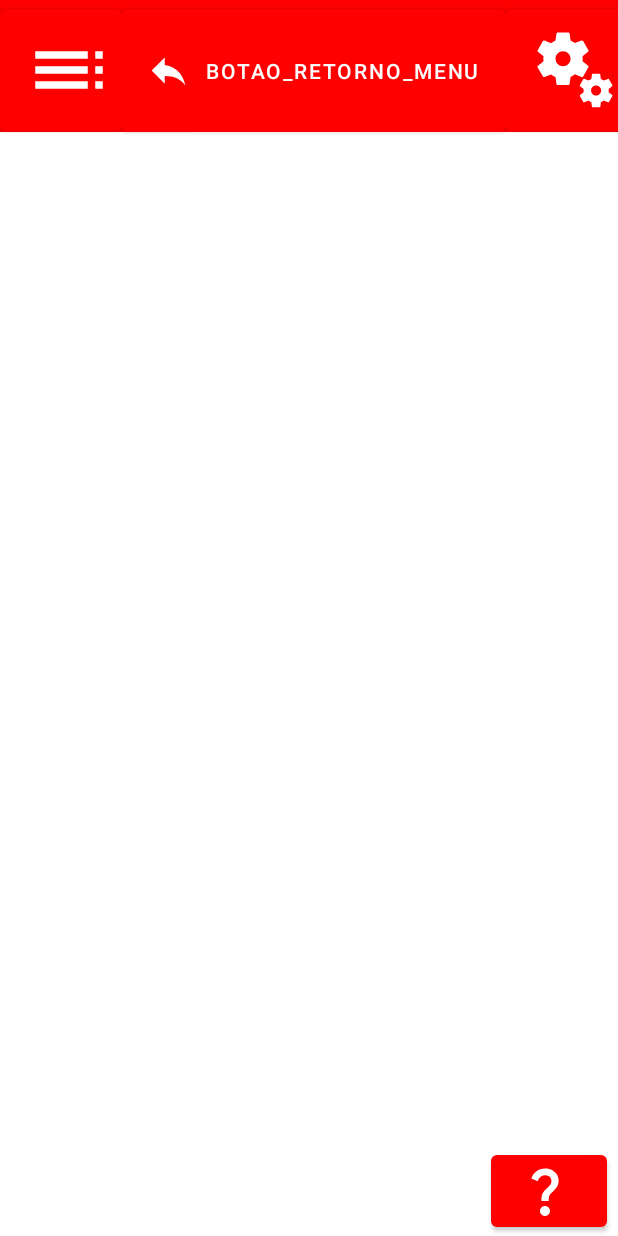
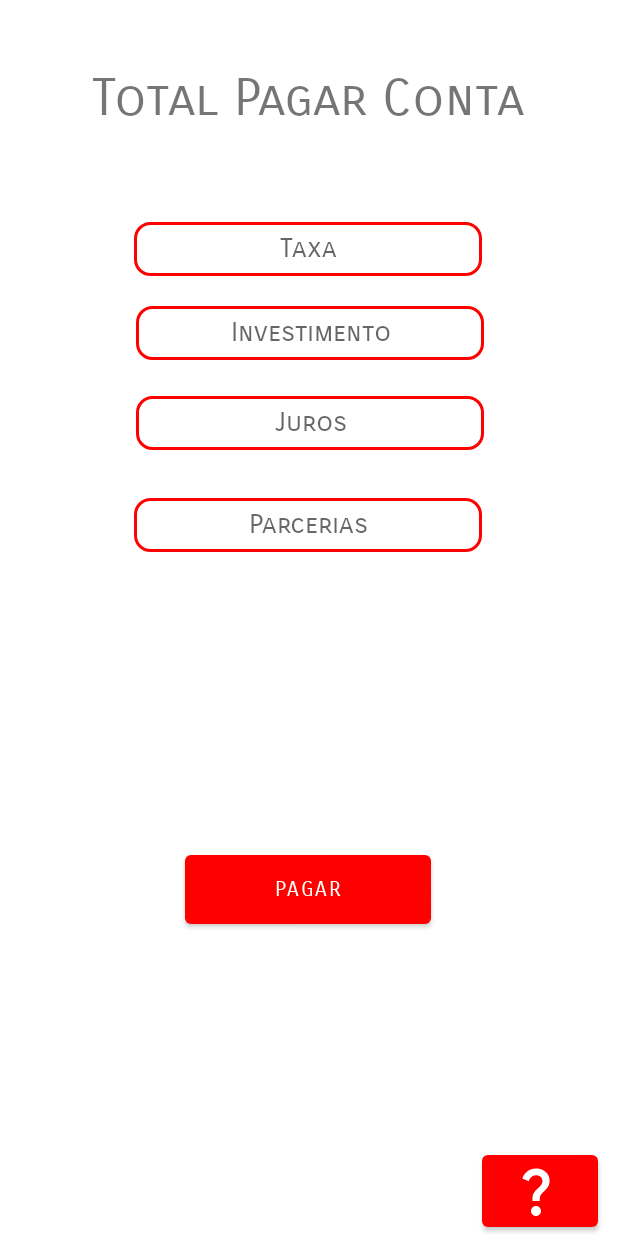
Before and after one commit to guiijoo/Moneytorando, an Android app: the layout activity_receita.xml on its own in the app's theme, with its tools: preview values and no code run, on a phone screen of 412 x 824 dp. Run offline under Robolectric (Android 15) with nearby library versions, the phone set to English and light mode, and no system bars; Roboto replaces fonts that are not available here.

Commit message:
creditos+receita

```diff
--- a/app/src/main/java/com/unisagrado/moneytorando/menu_receita.java
+++ b/app/src/main/java/com/unisagrado/moneytorando/menu_receita.java
@@ -16,7 +16,7 @@ public class menu_receita extends AppCompatActivity {
     public void BotaoAjuda_receita(View view){
         AlertDialog.Builder explicar = new AlertDialog.Builder(menu_receita.this);
         explicar.setTitle("Explicação !");
-        explicar.setMessage("Aqui será aonde você vai pagar suas faturas, abaixo será demonstrado oque esta sendo cobrado e seus valores, clique no botão para fazer o pagamento...para sair clique fora desse bloco!");
+        explicar.setMessage("Aqui você ira colocar os valores de :taxas,investimentos,juros,parcerias. Agora coloque os valores de acordo com os dados da sua cidade...para sair clique fora desse bloco!");
         explicar.create().show();
     }
 }
--- a/app/src/main/res/layout/activity_receita.xml
+++ b/app/src/main/res/layout/activity_receita.xml
@@ -10,61 +10,109 @@
         android:id="@+id/ajuda_receita_btn"
         android:layout_width="77dp"
         android:layout_height="60dp"
-        android:layout_marginTop="35dp"
         android:fontFamily="sans-serif-smallcaps"
         android:textAlignment="center"
         app:icon="@drawable/baseline_question_mark_24"
         app:layout_constraintBottom_toBottomOf="parent"
         app:layout_constraintEnd_toEndOf="parent"
-        app:layout_constraintHorizontal_bias="0.979"
+        app:layout_constraintHorizontal_bias="0.961"
         app:layout_constraintStart_toStartOf="parent"
-        app:layout_constraintTop_toBottomOf="@+id/entrar_login_btn"
-        app:layout_constraintVertical_bias="0.0" />
 
-    <ImageView
-        android:id="@+id/fundo_moneytorando_login6"
-        android:layout_width="417dp"
-        android:layout_height="88dp"
-        android:layout_marginBottom="360dp"
-        android:background="#FF0000"
-        app:layout_constraintBottom_toBottomOf="parent"
+        />
+
+    <EditText
+        android:id="@+id/taxa_receita_txt"
+        android:layout_width="232dp"
+        android:layout_height="36dp"
+        android:layout_marginTop="148dp"
+        android:background="@drawable/bordas_editadas"
+        android:ems="10"
+        android:fontFamily="sans-serif-smallcaps"
+        android:hint="Taxa"
+        android:inputType="textPersonName"
+        android:textAlignment="center"
+        android:textColor="#FF0000"
         app:layout_constraintEnd_toEndOf="parent"
-        app:layout_constraintHorizontal_bias="0.521"
-        app:layout_constraintStart_toStartOf="parent"
-        app:layout_constraintTop_toTopOf="parent"
-        app:layout_constraintVertical_bias="0.0" />
-
-    <Button
-        android:id="@+id/menu_atalho_receita"
-        android:layout_width="81dp"
-        android:layout_height="93dp"
-        android:textSize="24sp"
-        android:theme="@style/Theme.Teste"
-        app:icon="@drawable/barras_menu"
-        app:layout_anchor="@+id/fundo_moneytorando_principal"
-        app:layout_anchorGravity="start|top"
+        app:layout_constraintHorizontal_bias="0.497"
         app:layout_constraintStart_toStartOf="parent"
         app:layout_constraintTop_toTopOf="parent" />
 
-    <Button
-        android:id="@+id/menu_configurar_receita"
-        android:layout_width="77dp"
-        android:layout_height="93dp"
-        android:textSize="24sp"
-        android:theme="@style/Theme.Teste"
-        app:icon="@drawable/configurar_menu"
-        app:layout_anchor="@+id/fundo_moneytorando_principal"
-        app:layout_anchorGravity="end|top"
-        app:layout_constraintStart_toEndOf="@+id/retono_receita_menu_btn"
-        app:layout_constraintTop_toTopOf="parent" />
+    <EditText
+        android:id="@+id/investimento_receita_txt"
+        android:layout_width="232dp"
+        android:layout_height="36dp"
+        android:layout_marginTop="20dp"
+        android:background="@drawable/bordas_editadas"
+        android:ems="10"
+        android:fontFamily="sans-serif-smallcaps"
+        android:hint="Investimento"
+        android:inputType="textPersonName"
+        android:textAlignment="center"
+        android:textColor="#FF0000"
+        app:layout_constraintEnd_toEndOf="parent"
+        app:layout_constraintHorizontal_bias="0.502"
+        app:layout_constraintStart_toStartOf="parent"
+        app:layout_constraintTop_toBottomOf="@+id/taxa_receita_txt" />
+
+    <EditText
+        android:id="@+id/juros_receita_txt"
+        android:layout_width="232dp"
+        android:layout_height="36dp"
+        android:layout_marginTop="24dp"
+        android:background="@drawable/bordas_editadas"
+        android:ems="10"
+        android:fontFamily="sans-serif-smallcaps"
+        android:hint="Juros"
+        android:inputType="textPersonName"
+        android:textAlignment="center"
+        app:layout_constraintEnd_toEndOf="parent"
+        app:layout_constraintHorizontal_bias="0.502"
+        app:layout_constraintStart_toStartOf="parent"
+        app:layout_constraintTop_toBottomOf="@+id/investimento_receita_txt" />
+
+    <EditText
+        android:id="@+id/parcerias_receita_txt"
+        android:layout_width="232dp"
+        android:layout_height="36dp"
+        android:layout_marginTop="32dp"
+        android:background="@drawable/bordas_editadas"
+        android:ems="10"
+        android:fontFamily="sans-serif-smallcaps"
+        android:hint="Parcerias"
+        android:inputType="textPersonName"
+        android:textAlignment="center"
+        android:textColor="#FF0000"
+        app:layout_constraintEnd_toEndOf="parent"
+        app:layout_constraintHorizontal_bias="0.497"
+        app:layout_constraintStart_toStartOf="parent"
+        app:layout_constraintTop_toBottomOf="@+id/juros_receita_txt" />
 
     <Button
-        android:id="@+id/retono_receita_menu_btn"
-        android:layout_width="256dp"
-        android:layout_height="94dp"
-        android:text="Botao_Retorno_Menu"
-        app:icon="@drawable/retornar_icon"
-        app:layout_constraintStart_toEndOf="@+id/menu_atalho_receita"
-        app:layout_constraintTop_toTopOf="parent" />
+        android:id="@+id/button2"
+        android:layout_width="164dp"
+        android:layout_height="58dp"
+        android:fontFamily="sans-serif-smallcaps"
+        android:text="pagar"
+        app:layout_constraintBottom_toBottomOf="parent"
+        app:layout_constraintEnd_toEndOf="parent"
+        app:layout_constraintHorizontal_bias="0.498"
+        app:layout_constraintStart_toStartOf="parent"
+        app:layout_constraintTop_toBottomOf="@+id/parcerias_receita_txt"
+        app:layout_constraintVertical_bias="0.493" />
+
+    <TextView
+        android:id="@+id/total_pagar"
+        android:layout_width="wrap_content"
+        android:layout_height="wrap_content"
+        android:fontFamily="sans-serif-smallcaps"
+        android:text="Total Pagar Conta"
+        android:textAlignment="center"
+        android:textSize="34sp"
+        app:layout_constraintBottom_toTopOf="@+id/taxa_receita_txt"
+        app:layout_constraintEnd_toEndOf="parent"
+        app:layout_constraintHorizontal_bias="0.497"
+        app:layout_constraintStart_toStartOf="parent"
+        app:layout_constraintTop_toTopOf="parent"
+        app:layout_constraintVertical_bias="0.416" />
 
 </androidx.constraintlayout.widget.ConstraintLayout>
```
Also changed, not shown: app/src/main/res/layout/activity_creditos.xml (+54 -65 lines), app/src/main/res/drawable-v24/logofacul1.png (added), app/src/main/res/drawable-v24/logofacul2.png (added).
